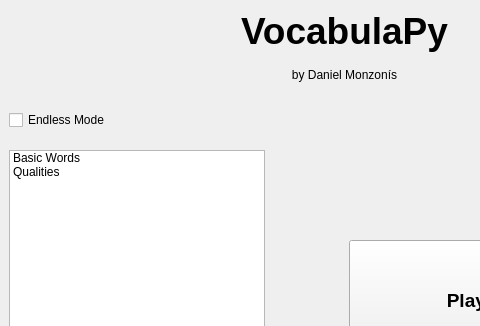
Old version of the form gui.ui in the repository dmonzonis/vocabulapy; both pictures show x 0 to 480 and y 0 to 326 of the 685 by 498 pixel window.
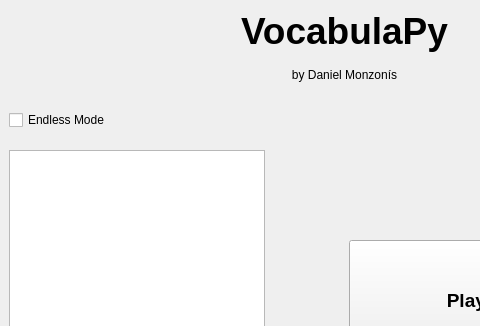
New version of the form.

Commit message: Add word file selection on menu screen, and finished message

Patch:
```diff
--- a/gui.ui
+++ b/gui.ui
@@ -94,16 +94,12 @@
         <height>331</height>
        </rect>
       </property>
-      <item>
-       <property name="text">
-        <string>Basic Words</string>
-       </property>
-      </item>
-      <item>
-       <property name="text">
-        <string>Qualities</string>
-       </property>
-      </item>
+      <property name="spacing">
+       <number>4</number>
+      </property>
+      <property name="sortingEnabled">
+       <bool>false</bool>
+      </property>
      </widget>
      <widget class="QPushButton" name="playButton">
       <property name="geometry">
```
Left out of the diff: 3 changed lines with no effect on the pictures. The commit also changes 2 other files.
